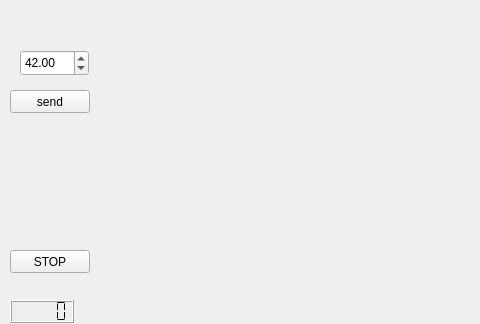
Above: mainwindow.ui from antoinnneee/Heat_Monitor before the change; both pictures show x 0 to 480 and y 0 to 324 of the 800 by 480 pixel window. Below: the same form after it.
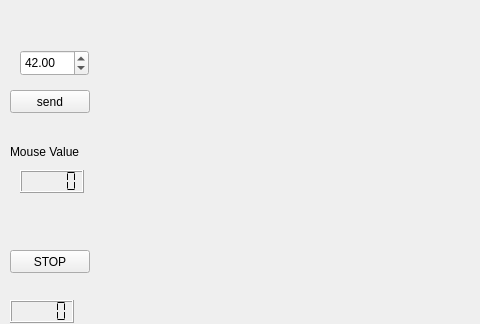
That is the form after the change.

Commit message: line on bot

Diff of the .ui file:
```diff
--- a/mainwindow.ui
+++ b/mainwindow.ui
@@ -93,6 +93,32 @@
      <double>42.000000000000000</double>
     </property>
    </widget>
+   <widget class="QLCDNumber" name="lcdNumber_2">
+    <property name="geometry">
+     <rect>
+      <x>20</x>
+      <y>170</y>
+      <width>64</width>
+      <height>23</height>
+     </rect>
+    </property>
+    <property name="segmentStyle">
+     <enum>QLCDNumber::Flat</enum>
+    </property>
+   </widget>
+   <widget class="QLabel" name="label">
+    <property name="geometry">
+     <rect>
+      <x>10</x>
+      <y>136</y>
+      <width>101</width>
+      <height>31</height>
+     </rect>
+    </property>
+    <property name="text">
+     <string>Mouse Value</string>
+    </property>
+   </widget>
   </widget>
  </widget>
  <layoutdefault spacing="6" margin="11"/>
```
Left out of the diff: 6 changed lines with no effect on the pictures. The commit also changes 2 other files.
